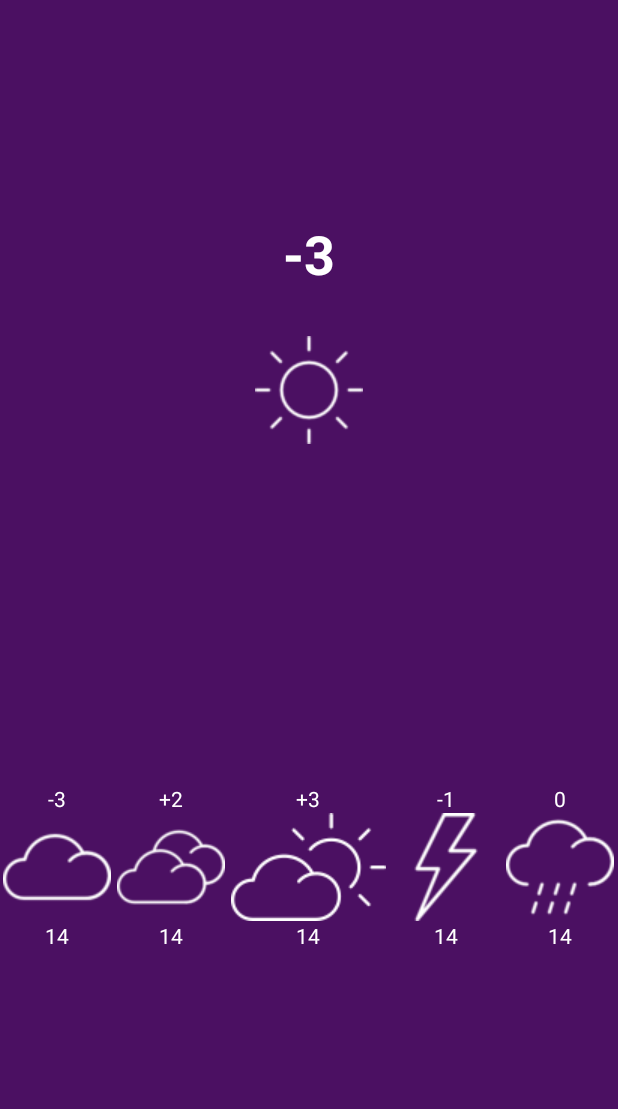
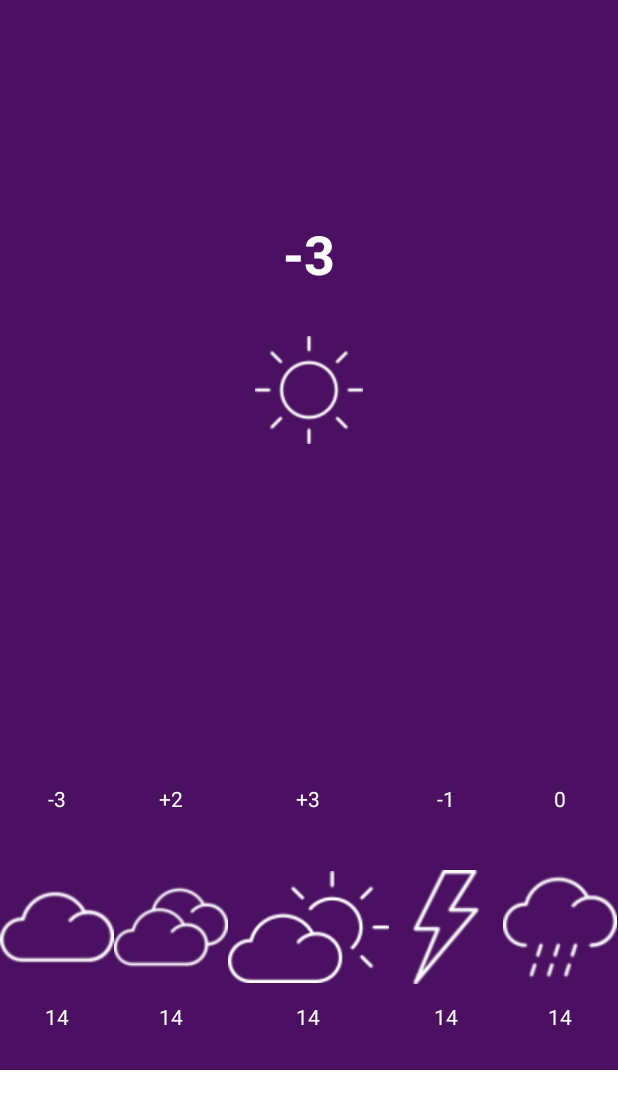
Before and after one commit to TarasovVP/WFU2, an Android app: the layout activity_main.xml on its own in the app's theme, with its tools: preview values and no code run, on a phone screen of 412 x 824 dp. Shown: the top 1109 px of the screen. Run offline under Robolectric (Android 15) with nearby library versions, the phone set to English and light mode, and no system bars.

Commit message:
changed icon

```diff
--- a/app/src/main/AndroidManifest.xml
+++ b/app/src/main/AndroidManifest.xml
@@ -7,7 +7,7 @@
     <application
         android:allowBackup="true"
         android:icon="@mipmap/ic_launcher"
-        android:label="@string/app_name"
+        android:label="Погода"
         android:roundIcon="@mipmap/ic_launcher_round"
         android:supportsRtl="true"
         android:theme="@style/AppTheme">
--- a/app/src/main/res/layout/activity_main.xml
+++ b/app/src/main/res/layout/activity_main.xml
@@ -59,49 +59,54 @@
 
     <TableLayout
         android:id="@+id/tableLayout"
-android:layout_weight="2.6"
         android:layout_width="match_parent"
         android:layout_height="match_parent"
-android:background="@color/Purple"
-android:stretchColumns="*"
-android:shrinkColumns="*">
+        android:layout_weight="2.6"
+        android:background="@color/White"
+        android:shrinkColumns="*"
+        android:stretchColumns="*">
 
 
         <TableRow
             android:id="@+id/tableRow1"
             android:layout_width="match_parent"
-    android:layout_height="wrap_content">
+            android:layout_height="match_parent"
+            android:background="@color/Purple">
 
             <TextView
+                android:id="@+id/temp1"
                 android:gravity="center_horizontal"
-        android:id="@+id/temp1"
+                android:layout_height="45dp"
                 android:text="@string/_3"
                 android:textColor="@color/White" />
 
             <TextView
+                android:id="@+id/temp2"
                 android:gravity="center_horizontal"
-        android:id="@+id/temp2"
+                android:layout_height="45dp"
                 android:text="@string/_2"
                 android:textColor="@color/White" />
 
             <TextView
+                android:id="@+id/temp3"
                 android:gravity="center_horizontal"
-        android:id="@+id/temp3"
+                android:layout_height="45dp"
                 android:text="@string/_3_"
                 android:textColor="@color/White" />
 
             <TextView
+                android:id="@+id/temp4"
                 android:gravity="center_horizontal"
-        android:id="@+id/temp4"
+                android:layout_height="45dp"
                 android:text="@string/_1"
                 android:textColor="@color/White" />
 
             <TextView
+                android:id="@+id/temp5"
                 android:gravity="center_horizontal"
-        android:id="@+id/temp5"
+                android:layout_height="45dp"
                 android:text="@string/_0"
                 android:textColor="@color/White" />
-
 
 
         </TableRow>
@@ -109,42 +114,43 @@ android:shrinkColumns="*">
         <TableRow
             android:id="@+id/tableRow2"
             android:layout_width="match_parent"
-    android:layout_height="wrap_content"
-    android:gravity="center">
+            android:layout_height="match_parent"
+            android:gravity="center"
+            android:background="@color/Purple">
 
 
             <ImageView
                 android:id="@+id/weath1"
                 android:layout_width="wrap_content"
-        android:layout_height="wrap_content"
+                android:layout_height="100dp"
                 android:contentDescription="TODO"
                 android:src="@drawable/scatteredclouds" />
 
             <ImageView
                 android:id="@+id/weath2"
                 android:layout_width="wrap_content"
-        android:layout_height="wrap_content"
+                android:layout_height="100dp"
                 android:contentDescription="TODO"
                 android:src="@drawable/brokenclouds" />
 
             <ImageView
                 android:id="@+id/weath3"
                 android:layout_width="wrap_content"
-        android:layout_height="wrap_content"
-        android:src="@drawable/fewclouds"
-        android:contentDescription="TODO" />
+                android:layout_height="100dp"
+                android:contentDescription="TODO"
+                android:src="@drawable/fewclouds" />
 
             <ImageView
                 android:id="@+id/weath4"
                 android:layout_width="wrap_content"
-        android:layout_height="wrap_content"
-        android:src="@drawable/thunderstorm"
-        android:contentDescription="TODO" />
+                android:layout_height="100dp"
+                android:contentDescription="TODO"
+                android:src="@drawable/thunderstorm" />
 
             <ImageView
                 android:id="@+id/weath5"
                 android:layout_width="wrap_content"
-        android:layout_height="wrap_content"
+                android:layout_height="100dp"
                 android:src="@drawable/showerrain" />
 
 
@@ -154,35 +160,41 @@ android:shrinkColumns="*">
         <TableRow
             android:id="@+id/tableRow3"
             android:layout_width="match_parent"
-    android:layout_height="wrap_content">
+            android:layout_height="match_parent"
+            android:background="@color/Purple">
 
             <TextView
+                android:id="@+id/date1"
                 android:gravity="center_horizontal"
-        android:id="@+id/date1"
+                android:layout_height="45dp"
                 android:text="@string/_14"
                 android:textColor="@color/White" />
 
             <TextView
+                android:id="@+id/date2"
                 android:gravity="center_horizontal"
-        android:id="@+id/date2"
+                android:layout_height="45dp"
                 android:text="@string/_14"
                 android:textColor="@color/White" />
 
             <TextView
+                android:id="@+id/date3"
                 android:gravity="center_horizontal"
-        android:id="@+id/date3"
+                android:layout_height="45dp"
                 android:text="@string/_14"
                 android:textColor="@color/White" />
 
             <TextView
+                android:id="@+id/date4"
                 android:gravity="center_horizontal"
-        android:id="@+id/date4"
+                android:layout_height="45dp"
                 android:text="@string/_14"
                 android:textColor="@color/White" />
 
             <TextView
+                android:id="@+id/date5"
                 android:gravity="center_horizontal"
-        android:id="@+id/date5"
+                android:layout_height="45dp"
                 android:text="@string/_14"
                 android:textColor="@color/White" />
 
--- a/build.gradle
+++ b/build.gradle
@@ -7,7 +7,7 @@ buildscript {
         jcenter()
     }
     dependencies {
-        classpath 'com.android.tools.build:gradle:3.2.0'
+        classpath 'com.android.tools.build:gradle:3.2.1'
 
 
         // NOTE: Do not place your application dependencies here; they belong
```
Also changed, not shown: app/src/main/res/layout/activity_start.xml (+16 -16 lines), app/src/main/res/mipmap-hdpi/ic_launcher.png, app/src/main/res/mipmap-hdpi/ic_launcher_round.png, app/src/main/res/mipmap-mdpi/ic_launcher.png, app/src/main/res/mipmap-mdpi/ic_launcher_round.png, app/src/main/res/mipmap-xhdpi/ic_launcher.png, app/src/main/res/mipmap-xhdpi/ic_launcher_round.png, app/src/main/res/mipmap-xxhdpi/ic_launcher.png, app/src/main/res/mipmap-xxhdpi/ic_launcher_round.png, app/src/main/res/mipmap-xxxhdpi/ic_launcher.png, app/src/main/res/mipmap-xxxhdpi/ic_launcher_round.png. Lines whose indentation alone changed are shown as unchanged.
